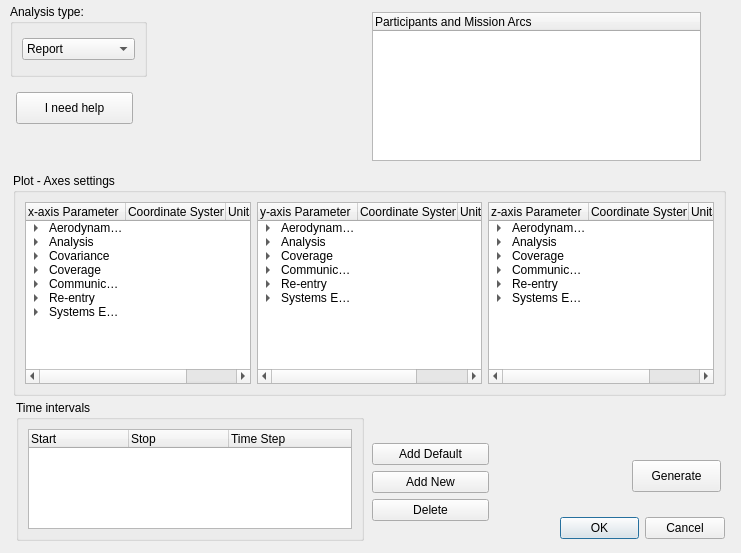
Old version of the form sta-src/Analysis/analysis.ui in the repository Dwarf-Planet-Project/SpaceDesignTool.
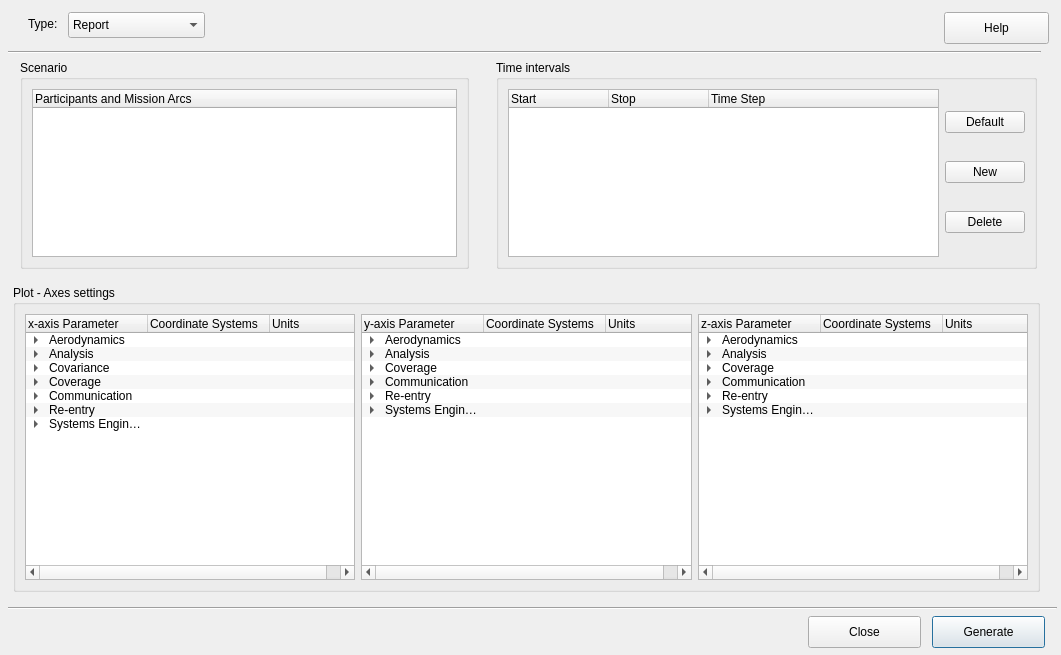
New version of the form. The open tabs and pages were chosen to show the change. Icons and pictures are not drawn.

Commit message: o- Changed ANALYSIS GUI to accommodate better the columns o- Changed column widths as to allow a clear view of all data in any row

The edit to the form file:
```diff
--- a/sta-src/Analysis/analysis.ui
+++ b/sta-src/Analysis/analysis.ui
@@ -6,20 +6,20 @@
    <rect>
     <x>0</x>
     <y>0</y>
-    <width>741</width>
-    <height>553</height>
+    <width>1061</width>
+    <height>655</height>
    </rect>
   </property>
   <property name="minimumSize">
    <size>
-    <width>741</width>
-    <height>553</height>
+    <width>1061</width>
+    <height>655</height>
    </size>
   </property>
   <property name="maximumSize">
    <size>
-    <width>741</width>
-    <height>553</height>
+    <width>1061</width>
+    <height>655</height>
    </size>
   </property>
   <property name="windowTitle">
@@ -29,46 +29,12 @@
    <iconset>
     <normaloff>:/icons/CoordinateSystemBody.png</normaloff>:/icons/CoordinateSystemBody.png</iconset>
   </property>
-  <widget class="QDialogButtonBox" name="buttonBox">
-   <property name="geometry">
-    <rect>
-     <x>560</x>
-     <y>512</y>
-     <width>165</width>
-     <height>32</height>
-    </rect>
-   </property>
-   <property name="orientation">
-    <enum>Qt::Horizontal</enum>
-   </property>
-   <property name="standardButtons">
-    <set>QDialogButtonBox::Cancel|QDialogButtonBox::Ok</set>
-   </property>
-  </widget>
-  <widget class="QTreeWidget" name="TreeWidgetMissionArc">
-   <property name="geometry">
-    <rect>
-     <x>372</x>
-     <y>12</y>
-     <width>329</width>
-     <height>149</height>
-    </rect>
-   </property>
-   <property name="selectionMode">
-    <enum>QAbstractItemView::MultiSelection</enum>
-   </property>
-   <column>
-    <property name="text">
-     <string>Participants and Mission Arcs</string>
-    </property>
-   </column>
-  </widget>
   <widget class="QPushButton" name="GeneratePushButton">
    <property name="geometry">
     <rect>
-     <x>632</x>
-     <y>460</y>
-     <width>89</width>
+     <x>932</x>
+     <y>616</y>
+     <width>113</width>
      <height>32</height>
     </rect>
    </property>
@@ -79,23 +45,23 @@
   <widget class="QPushButton" name="TotalHelpPushButton">
    <property name="geometry">
     <rect>
-     <x>16</x>
-     <y>92</y>
-     <width>117</width>
+     <x>944</x>
+     <y>12</y>
+     <width>105</width>
      <height>32</height>
     </rect>
    </property>
    <property name="text">
-    <string>I need help</string>
+    <string>Help</string>
    </property>
   </widget>
   <widget class="QStackedWidget" name="stackedWidget">
    <property name="geometry">
     <rect>
      <x>4</x>
-     <y>164</y>
-     <width>731</width>
-     <height>241</height>
+     <y>276</y>
+     <width>1045</width>
+     <height>325</height>
     </rect>
    </property>
    <property name="currentIndex">
@@ -1191,6 +1157,33 @@
          <layout class="QHBoxLayout" name="horizontalLayout_2">
           <item>
            <widget class="QTreeWidget" name="treeWidgetXaxis">
+            <property name="alternatingRowColors">
+             <bool>true</bool>
+            </property>
+            <property name="uniformRowHeights">
+             <bool>false</bool>
+            </property>
+            <property name="animated">
+             <bool>true</bool>
+            </property>
+            <attribute name="headerDefaultSectionSize">
+             <number>122</number>
+            </attribute>
+            <attribute name="headerShowSortIndicator" stdset="0">
+             <bool>true</bool>
+            </attribute>
+            <attribute name="headerStretchLastSection">
+             <bool>true</bool>
+            </attribute>
+            <attribute name="headerDefaultSectionSize">
+             <number>122</number>
+            </attribute>
+            <attribute name="headerShowSortIndicator" stdset="0">
+             <bool>true</bool>
+            </attribute>
+            <attribute name="headerStretchLastSection">
+             <bool>true</bool>
+            </attribute>
             <column>
              <property name="text">
               <string>x-axis Parameter</string>
@@ -1920,7 +1913,7 @@
             </item>
             <item>
              <property name="text">
-              <string>Systems Engineering Data</string>
+              <string>Systems Enginnering Data</string>
              </property>
              <item>
               <property name="text">
@@ -2338,6 +2331,24 @@
           </item>
           <item>
            <widget class="QTreeWidget" name="treeWidgetYaxis">
+            <property name="alternatingRowColors">
+             <bool>true</bool>
+            </property>
+            <property name="animated">
+             <bool>true</bool>
+            </property>
+            <attribute name="headerDefaultSectionSize">
+             <number>122</number>
+            </attribute>
+            <attribute name="headerShowSortIndicator" stdset="0">
+             <bool>true</bool>
+            </attribute>
+            <attribute name="headerDefaultSectionSize">
+             <number>122</number>
+            </attribute>
+            <attribute name="headerShowSortIndicator" stdset="0">
+             <bool>true</bool>
+            </attribute>
             <column>
              <property name="text">
               <string>y-axis Parameter</string>
@@ -3052,7 +3063,7 @@
             </item>
             <item>
              <property name="text">
-              <string>Systems Engineering Data</string>
+              <string>Systems Enginnering Data</string>
              </property>
              <item>
               <property name="text">
@@ -3470,6 +3481,24 @@
           </item>
           <item>
            <widget class="QTreeWidget" name="treeWidgetZaxis">
+            <property name="alternatingRowColors">
+             <bool>true</bool>
+            </property>
+            <property name="animated">
+             <bool>true</bool>
+            </property>
+            <attribute name="headerDefaultSectionSize">
+             <number>122</number>
+            </attribute>
+            <attribute name="headerShowSortIndicator" stdset="0">
+             <bool>true</bool>
+            </attribute>
+            <attribute name="headerDefaultSectionSize">
+             <number>122</number>
+            </attribute>
+            <attribute name="headerShowSortIndicator" stdset="0">
+             <bool>true</bool>
+            </attribute>
             <column>
              <property name="text">
               <string>z-axis Parameter</string>
@@ -4184,7 +4213,7 @@
             </item>
             <item>
              <property name="text">
-              <string>Systems Engineering Data</string>
+              <string>Systems Enginnering Data</string>
              </property>
              <item>
               <property name="text">
@@ -4608,30 +4637,93 @@
     </layout>
    </widget>
   </widget>
-  <widget class="QWidget" name="layoutWidget">
+  <widget class="QGroupBox" name="groupBoxTimeSpecifications">
    <property name="geometry">
     <rect>
-     <x>372</x>
-     <y>412</y>
-     <width>117</width>
-     <height>141</height>
+     <x>496</x>
+     <y>60</y>
+     <width>541</width>
+     <height>209</height>
     </rect>
    </property>
-   <layout class="QHBoxLayout" name="horizontalLayout_3">
+   <property name="title">
+    <string>Time intervals</string>
+   </property>
+   <layout class="QVBoxLayout" name="verticalLayout_9">
     <item>
-     <layout class="QVBoxLayout" name="verticalLayout_12">
+     <layout class="QHBoxLayout" name="horizontalLayout_10">
       <item>
-       <spacer name="verticalSpacer_4">
-        <property name="orientation">
-         <enum>Qt::Vertical</enum>
+       <widget class="QTreeWidget" name="treeWidgetTimeSpecifications">
+        <property name="enabled">
+         <bool>true</bool>
         </property>
-        <property name="sizeHint" stdset="0">
+        <property name="sizePolicy">
+         <sizepolicy hsizetype="Expanding" vsizetype="Expanding">
+          <horstretch>0</horstretch>
+          <verstretch>0</verstretch>
+         </sizepolicy>
+        </property>
+        <property name="minimumSize">
          <size>
-          <width>20</width>
-          <height>40</height>
+          <width>150</width>
+          <height>0</height>
          </size>
         </property>
-       </spacer>
+        <property name="verticalScrollBarPolicy">
+         <enum>Qt::ScrollBarAlwaysOff</enum>
+        </property>
+        <property name="editTriggers">
+         <set>QAbstractItemView::DoubleClicked</set>
+        </property>
+        <property name="alternatingRowColors">
+         <bool>true</bool>
+        </property>
+        <property name="selectionMode">
+         <enum>QAbstractItemView::MultiSelection</enum>
+        </property>
+        <property name="animated">
+         <bool>true</bool>
+        </property>
+        <attribute name="headerHighlightSections">
+         <bool>false</bool>
+        </attribute>
+        <attribute name="headerMinimumSectionSize">
+         <number>22</number>
+        </attribute>
+        <attribute name="headerShowSortIndicator" stdset="0">
+         <bool>false</bool>
+        </attribute>
+        <attribute name="headerStretchLastSection">
+         <bool>true</bool>
+        </attribute>
+        <attribute name="headerMinimumSectionSize">
+         <number>22</number>
+        </attribute>
+        <attribute name="headerShowSortIndicator" stdset="0">
+         <bool>false</bool>
+        </attribute>
+        <attribute name="headerHighlightSections">
+         <bool>false</bool>
+        </attribute>
+        <attribute name="headerStretchLastSection">
+         <bool>true</bool>
+        </attribute>
+        <column>
+         <property name="text">
+          <string>Start</string>
+         </property>
+        </column>
+        <column>
+         <property name="text">
+          <string>Stop</string>
+         </property>
+        </column>
+        <column>
+         <property name="text">
+          <string>Time Step</string>
+         </property>
+        </column>
+       </widget>
       </item>
       <item>
        <layout class="QVBoxLayout" name="verticalLayout_5">
@@ -4644,7 +4736,7 @@
            </font>
           </property>
           <property name="text">
-           <string>Add Default</string>
+           <string>Default</string>
           </property>
          </widget>
         </item>
@@ -4657,7 +4749,7 @@
            </font>
           </property>
           <property name="text">
-           <string>Add New</string>
+           <string>New</string>
           </property>
          </widget>
         </item>
@@ -4676,137 +4768,134 @@
         </item>
        </layout>
       </item>
-      <item>
-       <spacer name="verticalSpacer_5">
-        <property name="orientation">
-         <enum>Qt::Vertical</enum>
-        </property>
-        <property name="sizeHint" stdset="0">
-         <size>
-          <width>20</width>
-          <height>40</height>
-         </size>
-        </property>
-       </spacer>
-      </item>
      </layout>
     </item>
    </layout>
   </widget>
-  <widget class="QGroupBox" name="groupBox">
+  <widget class="QPushButton" name="pushButton">
    <property name="geometry">
     <rect>
-     <x>10</x>
-     <y>4</y>
+     <x>808</x>
+     <y>616</y>
+     <width>113</width>
+     <height>32</height>
+    </rect>
+   </property>
+   <property name="text">
+    <string>Close</string>
+   </property>
+  </widget>
+  <widget class="QComboBox" name="ComboBoxAnalysisFormat">
+   <property name="geometry">
+    <rect>
+     <x>68</x>
+     <y>12</y>
      <width>137</width>
-     <height>73</height>
+     <height>26</height>
     </rect>
    </property>
+   <item>
+    <property name="text">
+     <string>Report</string>
+    </property>
+   </item>
+   <item>
+    <property name="text">
+     <string>2D</string>
+    </property>
+   </item>
+   <item>
+    <property name="text">
+     <string>2.5D</string>
+    </property>
+   </item>
+   <item>
+    <property name="text">
+     <string>3D</string>
+    </property>
+   </item>
+   <item>
+    <property name="text">
+     <string>Histogram</string>
+    </property>
+   </item>
+  </widget>
+  <widget class="Line" name="line">
+   <property name="geometry">
+    <rect>
+     <x>8</x>
+     <y>600</y>
+     <width>1049</width>
+     <height>17</height>
+    </rect>
+   </property>
+   <property name="orientation">
+    <enum>Qt::Horizontal</enum>
+   </property>
+  </widget>
+  <widget class="QGroupBox" name="groupBoxTimeSpecifications_2">
+   <property name="geometry">
+    <rect>
+     <x>20</x>
+     <y>60</y>
+     <width>449</width>
+     <height>209</height>
+    </rect>
+   </property>
    <property name="title">
-    <string>Analysis type:</string>
+    <string>Scenario</string>
    </property>
-   <layout class="QVBoxLayout" name="verticalLayout_2">
+   <layout class="QVBoxLayout" name="verticalLayout_10">
     <item>
-     <widget class="QComboBox" name="ComboBoxAnalysisFormat">
+     <layout class="QHBoxLayout" name="horizontalLayout_11">
       <item>
-       <property name="text">
-        <string>Report</string>
-       </property>
+       <widget class="QTreeWidget" name="TreeWidgetMissionArc">
+        <property name="alternatingRowColors">
+         <bool>true</bool>
+        </property>
+        <property name="selectionMode">
+         <enum>QAbstractItemView::MultiSelection</enum>
+        </property>
+        <property name="animated">
+         <bool>true</bool>
+        </property>
+        <column>
+         <property name="text">
+          <string>Participants and Mission Arcs</string>
+         </property>
+        </column>
+       </widget>
       </item>
-      <item>
-       <property name="text">
-        <string>2D</string>
-       </property>
-      </item>
-      <item>
-       <property name="text">
-        <string>2.5D</string>
-       </property>
-      </item>
-      <item>
-       <property name="text">
-        <string>3D</string>
-       </property>
-      </item>
-      <item>
-       <property name="text">
-        <string>Histogram</string>
-       </property>
-      </item>
-     </widget>
+     </layout>
     </item>
    </layout>
   </widget>
-  <widget class="QWidget" name="layoutWidget">
+  <widget class="Line" name="line_2">
    <property name="geometry">
     <rect>
-     <x>0</x>
-     <y>0</y>
-     <width>2</width>
-     <height>2</height>
+     <x>8</x>
+     <y>44</y>
+     <width>1033</width>
+     <height>16</height>
     </rect>
    </property>
-   <layout class="QHBoxLayout" name="horizontalLayout"/>
-  </widget>
-  <widget class="QWidget" name="layoutWidget">
-   <property name="geometry">
-    <rect>
-     <x>0</x>
-     <y>0</y>
-     <width>2</width>
-     <height>2</height>
-    </rect>
+   <property name="orientation">
+    <enum>Qt::Horizontal</enum>
    </property>
    <layout class="QHBoxLayout" name="horizontalLayout_4"/>
   </widget>
-  <widget class="QGroupBox" name="groupBoxTimeSpecifications">
+  <widget class="QLabel" name="label">
    <property name="geometry">
     <rect>
-     <x>16</x>
-     <y>400</y>
-     <width>348</width>
-     <height>141</height>
+     <x>28</x>
+     <y>16</y>
+     <width>41</width>
+     <height>16</height>
     </rect>
    </property>
-   <property name="title">
-    <string>Time intervals</string>
+   <property name="text">
+    <string>Type:</string>
    </property>
-   <layout class="QVBoxLayout" name="verticalLayout_9">
-    <item>
-     <widget class="QTreeWidget" name="treeWidgetTimeSpecifications">
-      <property name="enabled">
-       <bool>true</bool>
-      </property>
-      <property name="minimumSize">
-       <size>
-        <width>256</width>
-        <height>0</height>
-       </size>
-      </property>
-      <property name="editTriggers">
-       <set>QAbstractItemView::DoubleClicked</set>
-      </property>
-      <property name="selectionMode">
-       <enum>QAbstractItemView::MultiSelection</enum>
-      </property>
-      <column>
-       <property name="text">
-        <string>Start</string>
-       </property>
-      </column>
-      <column>
-       <property name="text">
-        <string>Stop</string>
-       </property>
-      </column>
-      <column>
-       <property name="text">
-        <string>Time Step</string>
-       </property>
-      </column>
-     </widget>
-    </item>
-   </layout>
   </widget>
  </widget>
  <tabstops>
```
Left out of the diff: 92 changed lines with no effect on the pictures. The commit also changes 2 other files.
